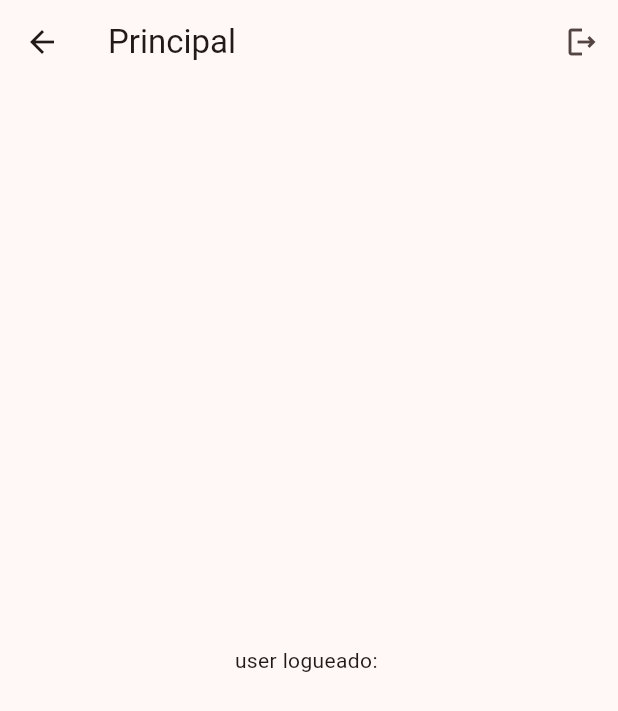
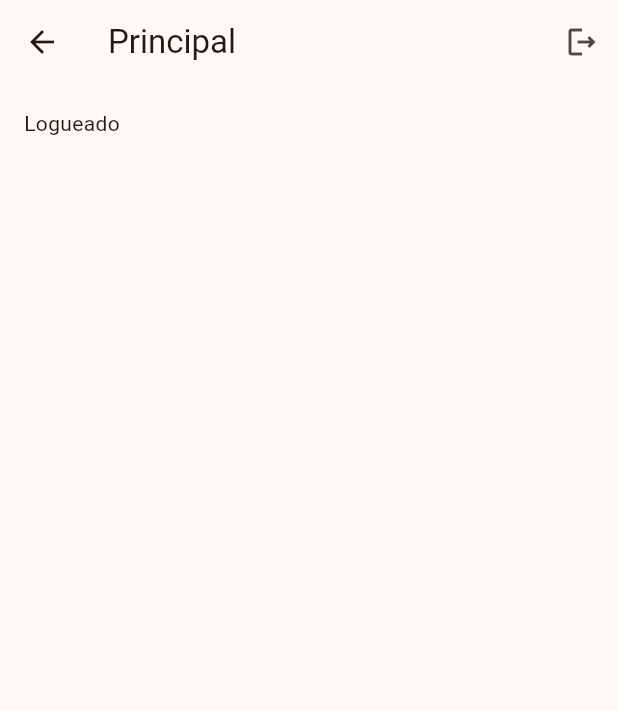
Before and after one commit to jorgearmandotu/multi-app, a Flutter app: the HomePage screen opened by its route, on a phone screen of 412 x 824 dp. Shown: the top 711 px of the screen. Run offline on Flutter 3.47's test engine with Material 3 defaults, Android fonts, the phone set to English and light mode, and no system bars; our stand-ins replace bloc, flutter_bloc.

Commit message:
Se habilita logout

```diff
--- a/lib/bloc/auth_bloc.dart
+++ b/lib/bloc/auth_bloc.dart
@@ -27,6 +27,12 @@ class AuthBloc extends Bloc<AuthEvent, AuthState> {
        }
     }
 
+    Future<void> _onLogoutButtonPressed(
+      LogoutButtonPressed event,
+      Emitter<AuthState> emit) async {
+      emit(AuthLogoutState());
+    }
+
     // on<LoginUser>((event, emit) {
     //   authService.login(event.user.email, event.user.password).then((value) {
     //     if (value != null ) {
@@ -39,5 +45,6 @@ class AuthBloc extends Bloc<AuthEvent, AuthState> {
     // });
 
     on<LoginButtonPressed>(_onLoginButtonPressed);
+    on<LogoutButtonPressed>(_onLogoutButtonPressed);
   }
 }
--- a/lib/bloc/auth_event.dart
+++ b/lib/bloc/auth_event.dart
@@ -15,8 +15,8 @@ class LoginUser extends AuthEvent { //activate
 }
 
 class LogoutButtonPressed extends AuthEvent { //deactivate
-  final User user;
-  LogoutButtonPressed(this.user);
+  //final User user;
+  LogoutButtonPressed();
 }
 
 //class change user, add dataa user, logout
--- a/lib/pages/home_page.dart
+++ b/lib/pages/home_page.dart
@@ -1,25 +1,39 @@
 import 'package:flutter/material.dart';
 import 'package:flutter_bloc/flutter_bloc.dart';
 import 'package:multisuministros/bloc/auth_bloc.dart';
+import 'package:multisuministros/routes/app_routes.dart';
 
 class HomePage extends StatelessWidget {
   const HomePage({super.key});
 
   @override
   Widget build(BuildContext context) {
+    final AuthBloc authBloc = BlocProvider.of<AuthBloc>(context, listen: true);
     return Scaffold(
       appBar: AppBar(
         title: const Text('Principal'),
         actions: [
           IconButton(onPressed: () {
-            //context.read<AuthBloc>().add(AuthLogoutState());
+            authBloc.add(LogoutButtonPressed());
           }, icon: const Icon(Icons.logout_outlined)),
         ],
       ),
-      body: BlocBuilder<AuthBloc, AuthState>(
-        builder: (context, state) {
-          return Center(child: Text('user logueado: '));
-        },
+      body: SafeArea(
+        child: BlocListener<AuthBloc, AuthState>(
+          listener: (context, state){
+            if (state is AuthSuccess) {
+              Navigator.pushReplacementNamed(context, AppRoutes.home);
+            }else if(state is AuthLogoutState) {
+              Navigator.pushReplacementNamed(context, AppRoutes.login);
+            }else if(state is AuthError) {
+              ScaffoldMessenger.of(context).showSnackBar(
+                SnackBar(content: Text(state.error))
+              );
+            }
+          },
+          child: SingleChildScrollView(
+            padding: const EdgeInsets.all(16.0),
+            child: Text('Logueado')),),
       ),
     );
   }
```
Also changed, not shown: lib/pages/login_page.dart (+90 -2 lines).
